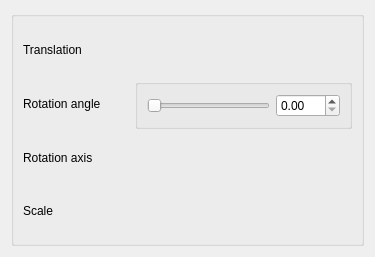
First picture: the form in src/wte/ui/TransformEdit.ui, repository spiricn/Wt, before the edit.
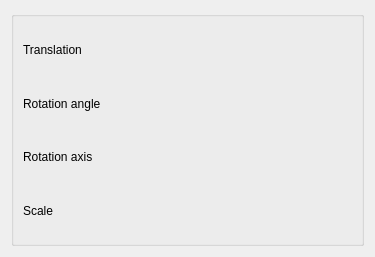
Second picture: the form after the edit. Custom widgets are drawn as their Qt base class.

Commit message: Terrain edit tool fixed (framebuffer issue), SlidedSpinbox widget added, TransformWidget updated to use SlidedSpinbox for rotation angle

The edit to the form file:
```diff
--- a/src/wte/ui/TransformEdit.ui
+++ b/src/wte/ui/TransformEdit.ui
@@ -58,30 +58,7 @@
        </widget>
       </item>
       <item row="2" column="1" colspan="2">
-       <widget class="QGroupBox" name="groupBox_2">
-        <property name="title">
-         <string/>
-        </property>
-        <layout class="QGridLayout" name="gridLayout_3">
-         <item row="0" column="0">
-          <widget class="QSlider" name="angleSlider">
-           <property name="orientation">
-            <enum>Qt::Horizontal</enum>
-           </property>
-          </widget>
-         </item>
-         <item row="0" column="1">
-          <widget class="QDoubleSpinBox" name="rotAngle">
-           <property name="maximum">
-            <double>360.000000000000000</double>
-           </property>
-           <property name="singleStep">
-            <double>0.100000000000000</double>
-           </property>
-          </widget>
-         </item>
-        </layout>
-       </widget>
+       <widget class="SlidedSpinboxWidget" name="rotationAngle" native="true"/>
       </item>
      </layout>
     </widget>
@@ -98,6 +75,15 @@
     <signal>valueChanged()</signal>
    </slots>
   </customwidget>
+  <customwidget>
+   <class>SlidedSpinboxWidget</class>
+   <extends>QWidget</extends>
+   <header>slidedspinboxwidget.h</header>
+   <container>1</container>
+   <slots>
+    <signal>valueChanged()</signal>
+   </slots>
+  </customwidget>
  </customwidgets>
  <resources/>
  <connections>
```
Left out of the diff: 28 changed lines with no effect on the pictures. The commit also changes 25 other files.
